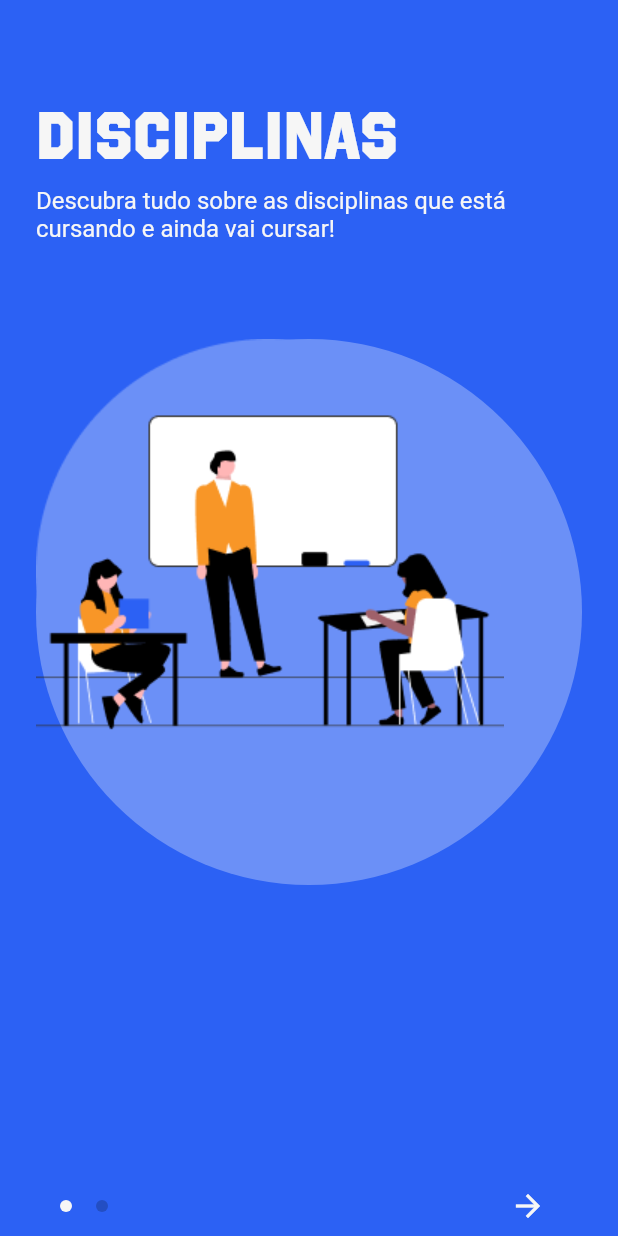
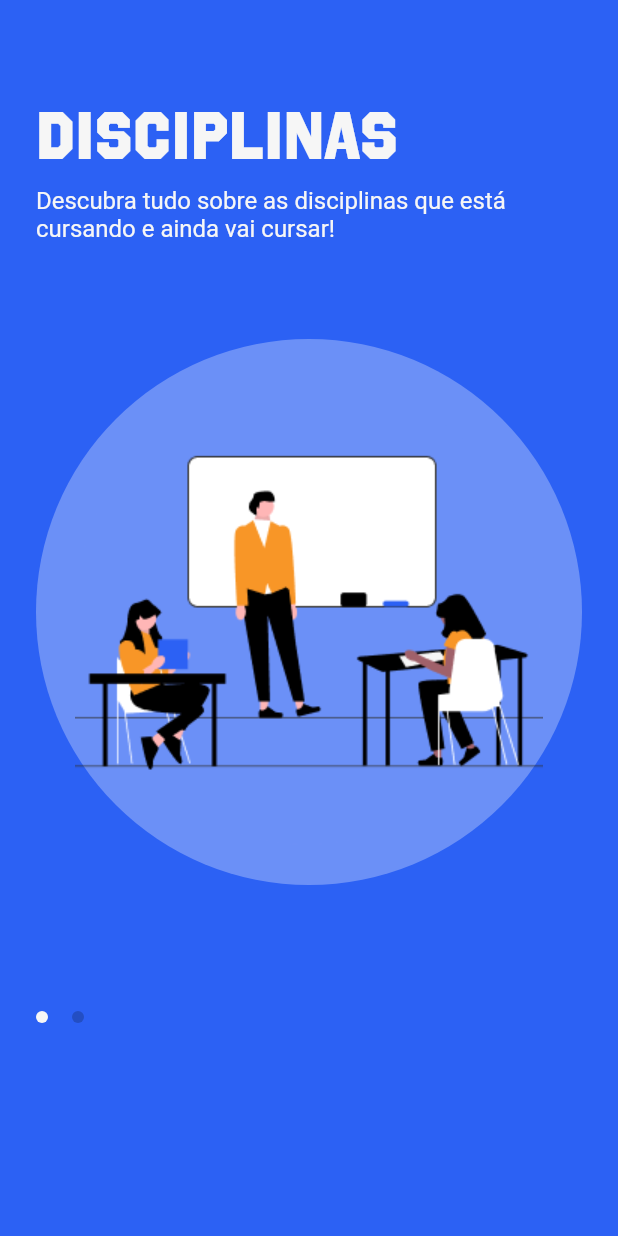
Before and after one commit to fga-eps-mds/CollegeFlow, a Flutter app: the screen it shows after launch, on a phone screen of 412 x 824 dp. Run offline on Flutter 3.47's test engine with Material 2 defaults, Android fonts, the phone set to English and light mode, and no system bars; drawn by our look-alikes of smooth_page_indicator; our stand-ins replace dartz, dio, equatable, flutter_bloc, freezed_annotation, get_it and 1 more; generated files the repository leaves out were written again.

Commit message:
refac: change navigation in splash pages

```diff
--- a/college_flow_app/lib/features/splash/presentation/walkthrough_page.dart
+++ b/college_flow_app/lib/features/splash/presentation/walkthrough_page.dart
@@ -1,12 +1,8 @@
 import 'package:college_flow_app/config/constants/assets_contants.dart';
 import 'package:college_flow_app/config/design_system/data/colors/colors.dart';
 import 'package:college_flow_app/config/design_system/data/spacing/spacing.dart';
-import 'package:college_flow_app/config/routes/flow_routes.dart';
 import 'package:college_flow_app/features/splash/presentation/widgets/walkthrough_base_page.dart';
-import 'package:college_flow_app/shared/widgets/flow_icon.dart';
-import 'package:college_flow_app/shared/widgets/flow_icon_button.dart';
 import 'package:flutter/material.dart';
-import 'package:smooth_page_indicator/smooth_page_indicator.dart';
 
 class WalkthroughPage extends StatefulWidget {
   const WalkthroughPage({Key? key}) : super(key: key);
@@ -21,7 +17,7 @@ class WalkthroughPageState extends State<WalkthroughPage> {
   @override
   Widget build(BuildContext context) {
     return Scaffold(
-      backgroundColor: const Color(0xff2C61F4),
+      backgroundColor: colorPrimary,
       body: SafeArea(
         child: Padding(
           padding: const EdgeInsets.symmetric(
@@ -32,12 +28,15 @@ class WalkthroughPageState extends State<WalkthroughPage> {
               Expanded(
                 child: PageView(
                   controller: _pageViewController,
-                  children: const [
+                  children: [
                     WalkthroughBasePage(
                       title: "Disciplinas",
                       description:
                           "Descubra tudo sobre as disciplinas que está cursando e ainda vai cursar!",
                       imgPath: walkthrough01,
+                      togglePage: (int page) {
+                        _togglePage(page);
+                      },
                     ),
                     WalkthroughBasePage(
                       title: "Avaliações",
@@ -45,33 +44,8 @@ class WalkthroughPageState extends State<WalkthroughPage> {
                           "Saiba o que os alunos estão achando de outras disciplinas em tempo real!",
                       imgPath: walkthrough02,
                       isFinalPage: true,
-                    ),
-                  ],
-                ),
-              ),
-              Padding(
-                padding: const EdgeInsets.symmetric(horizontal: 24),
-                child: Row(
-                  mainAxisAlignment: MainAxisAlignment.spaceBetween,
-                  children: [
-                    SmoothPageIndicator(
-                      controller: _pageViewController,
-                      count: 2,
-                      effect: const SwapEffect(
-                        spacing: spacingXXXS,
-                        dotHeight: spacingNano,
-                        dotWidth: spacingNano,
-                        dotColor: colorDarkPrimary,
-                        activeDotColor: colorWhite,
-                      ),
-                      onDotClicked: _togglePage,
-                    ),
-                    FlowIconButton(
-                      icon: const FlowIcon.arrowRight(),
-                      onTap: () {
-                        Navigator.of(context).pushNamed(
-                          FlowRoutes.reviewList,
-                        );
+                      togglePage: (int page) {
+                        _togglePage(page);
                       },
                     ),
                   ],
--- a/college_flow_app/lib/features/splash/presentation/widgets/walkthrough_base_page.dart
+++ b/college_flow_app/lib/features/splash/presentation/widgets/walkthrough_base_page.dart
@@ -4,20 +4,28 @@ import 'package:college_flow_app/config/routes/flow_routes.dart';
 import 'package:college_flow_app/shared/widgets/buttons/flow_button.dart';
 import 'package:college_flow_app/shared/widgets/gap.dart';
 import 'package:flutter/material.dart';
+import 'package:smooth_page_indicator/smooth_page_indicator.dart';
+
+import '../../../../shared/widgets/flow_icon.dart';
+import '../../../../shared/widgets/flow_icon_button.dart';
 
 class WalkthroughBasePage extends StatelessWidget {
+  WalkthroughBasePage({
+    Key? key,
+    required this.title,
+    required this.description,
+    required this.imgPath,
+    required this.togglePage,
+    this.isFinalPage = false,
+  }) : super(key: key);
+
   final String title;
   final String description;
   final String imgPath;
   final bool isFinalPage;
 
-  const WalkthroughBasePage({
-    Key? key,
-    required this.title,
-    required this.description,
-    required this.imgPath,
-    this.isFinalPage = false,
-  }) : super(key: key);
+  final Function(int page) togglePage;
+  final _pageViewController = PageController();
 
   @override
   Widget build(BuildContext context) {
@@ -45,6 +53,7 @@ class WalkthroughBasePage extends StatelessWidget {
           ),
           const VSpacer.lg(),
           Stack(
+            alignment: Alignment.center,
             children: [
               AspectRatio(
                 aspectRatio: 1,
@@ -60,16 +69,37 @@ class WalkthroughBasePage extends StatelessWidget {
               const SizedBox.shrink(),
             ],
           ),
-          const VSpacer.xxs(),
-          if (isFinalPage)
-            FlowButton(
-              label: 'Vamos começar',
-              style: const FlowButtonStyle.whiteBorder(),
-              //TODO(Mauricio-Machado): Change redirection page to list of subjects
-              onTap: () => Navigator.of(context).pushNamed(
-                FlowRoutes.reviewList,
-              ),
+          const VSpacer.lg(),
+          SizedBox(
+            height: spacingMD,
+            child: Row(
+              mainAxisAlignment: MainAxisAlignment.spaceBetween,
+              crossAxisAlignment: CrossAxisAlignment.center,
+              children: [
+                SmoothPageIndicator(
+                  controller: _pageViewController,
+                  count: 2,
+                  effect: const SwapEffect(
+                    spacing: spacingXXXS,
+                    dotHeight: spacingNano,
+                    dotWidth: spacingNano,
+                    dotColor: colorDarkPrimary,
+                    activeDotColor: colorWhite,
+                  ),
+                  onDotClicked: togglePage,
+                ),
+                if (isFinalPage)
+                  FlowIconButton(
+                    icon: const FlowIcon.arrowRight(),
+                    onTap: () {
+                      Navigator.of(context).pushNamed(
+                        FlowRoutes.reviewList,
+                      );
+                    },
+                  ),
+              ],
             ),
+          ),
         ],
       ),
     );
```
